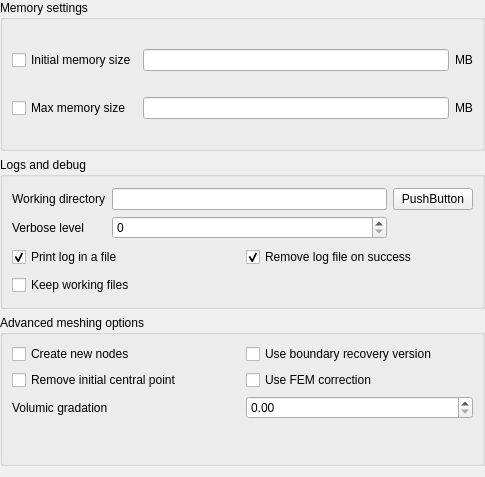
Old version of the form src/GUI/GHS3DPluginGUI_AdvWidget_QTD.ui in the repository SalomePlatform/ghs3dplugin.
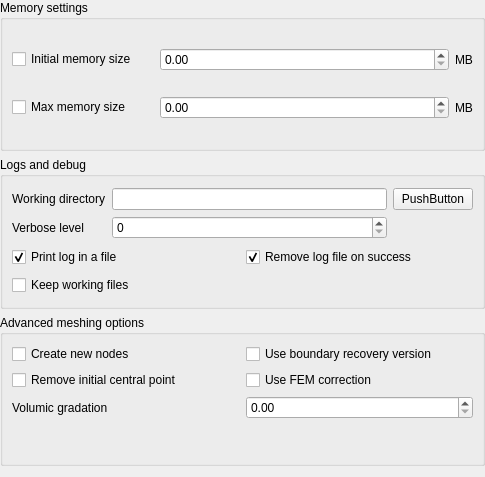
New version of the form. Custom widgets are drawn as their Qt base class.

```diff
--- a/src/GUI/GHS3DPluginGUI_AdvWidget_QTD.ui
+++ b/src/GUI/GHS3DPluginGUI_AdvWidget_QTD.ui
@@ -31,6 +31,12 @@
      <layout class="QGridLayout" name="gridLayout_3">
       <item row="3" column="4">
        <widget class="QLabel" name="maxMemoryLabel">
+        <property name="sizePolicy">
+         <sizepolicy hsizetype="Fixed" vsizetype="Preferred">
+          <horstretch>0</horstretch>
+          <verstretch>0</verstretch>
+         </sizepolicy>
+        </property>
         <property name="text">
          <string>MB</string>
         </property>
@@ -52,34 +58,46 @@
       </item>
       <item row="0" column="4">
        <widget class="QLabel" name="initialMemoryLabel">
+        <property name="sizePolicy">
+         <sizepolicy hsizetype="Fixed" vsizetype="Preferred">
+          <horstretch>0</horstretch>
+          <verstretch>0</verstretch>
+         </sizepolicy>
+        </property>
         <property name="text">
          <string>MB</string>
         </property>
        </widget>
       </item>
       <item row="0" column="2" colspan="2">
-       <widget class="SalomeApp_IntSpinBox" name="initialMemorySpin">
+       <widget class="SMESHGUI_SpinBox" name="initialMemorySpin">
         <property name="sizePolicy">
-         <sizepolicy hsizetype="Minimum" vsizetype="Fixed">
-          <horstretch>1</horstretch>
+         <sizepolicy hsizetype="Expanding" vsizetype="Fixed">
+          <horstretch>0</horstretch>
           <verstretch>0</verstretch>
          </sizepolicy>
         </property>
-        <property name="maximum" stdset="0">
-         <number>999999999</number>
+        <property name="maximum">
+         <double>1000000.000000000000000</double>
+        </property>
+        <property name="singleStep">
+         <double>10.000000000000000</double>
         </property>
        </widget>
       </item>
       <item row="3" column="2" colspan="2">
-       <widget class="SalomeApp_IntSpinBox" name="maxMemorySpin">
+       <widget class="SMESHGUI_SpinBox" name="maxMemorySpin">
         <property name="sizePolicy">
-         <sizepolicy hsizetype="Minimum" vsizetype="Fixed">
-          <horstretch>1</horstretch>
+         <sizepolicy hsizetype="Expanding" vsizetype="Fixed">
+          <horstretch>0</horstretch>
           <verstretch>0</verstretch>
          </sizepolicy>
         </property>
-        <property name="maximum" stdset="0">
-         <number>999999999</number>
+        <property name="maximum">
+         <double>1000000.000000000000000</double>
+        </property>
+        <property name="singleStep">
+         <double>10.000000000000000</double>
         </property>
        </widget>
       </item>
@@ -218,11 +236,6 @@
    <extends>QDoubleSpinBox</extends>
    <header location="global">SMESHGUI_SpinBox.h</header>
   </customwidget>
-  <customwidget>
-   <class>SalomeApp_IntSpinBox</class>
-   <extends>QLineEdit</extends>
-   <header location="global">SalomeApp_IntSpinBox.h</header>
-  </customwidget>
   <customwidget>
    <class>SMESH_AdvOptionsWdg</class>
    <extends>QWidget</extends>
```
